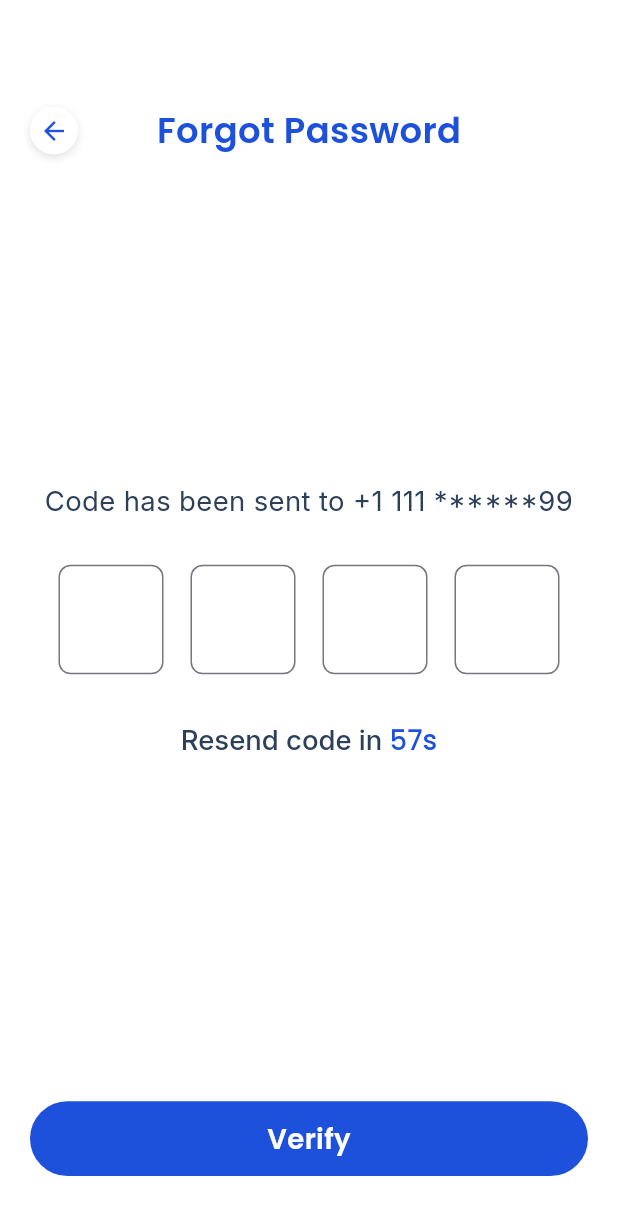
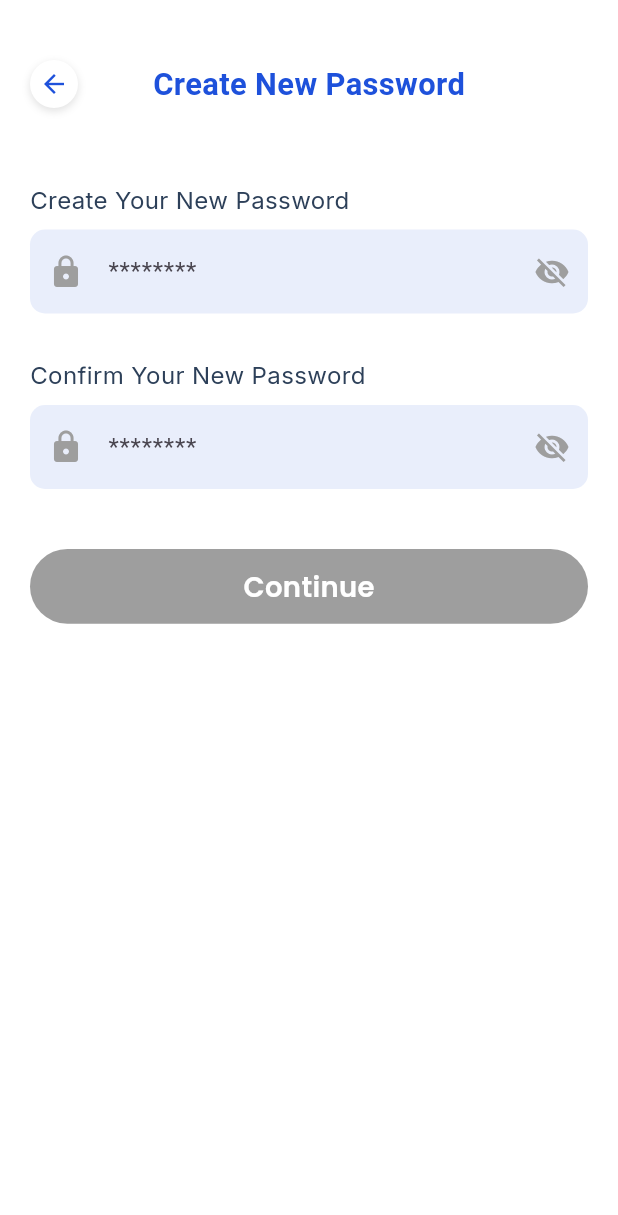
Before and after one commit to Dev-Ninjas-Backup/hollyb1213, a Flutter app: the OTPScreen screen opened by its route, after a tap on "Verify", on a phone screen of 412 x 824 dp. Shown: the top 1215 px of the screen. Run offline on Flutter 3.47's test engine with Material 3 defaults, Android fonts, the phone set to English and light mode, and no system bars; our stand-ins replace flutter_easyloading, flutter_screenutil, get, google_fonts.

Commit message:
create password screen done

```diff
--- a/lib/core/common/constants/iconpath.dart
+++ b/lib/core/common/constants/iconpath.dart
@@ -4,4 +4,5 @@ class Iconpath {
   static String google = 'assets/icons/google.png';
   static String fecebook = 'assets/icons/fecebook.png';
   static String lock = 'assets/icons/lock.png';
+  static String vector = 'assets/icons/vector.png';
 }
--- a/lib/core/common/constants/widget/custom_button.dart
+++ b/lib/core/common/constants/widget/custom_button.dart
@@ -5,25 +5,18 @@ import 'package:hollyb1213/core/common/style/global_text_style.dart';
 
 class CustomButton extends StatelessWidget {
   final String buttonText;
-  final VoidCallback onTap;
-  const CustomButton({
-    required this.buttonText,
-    required this.onTap,
-    super.key,
-  });
+  final VoidCallback? onTap;
+  const CustomButton({required this.buttonText, this.onTap, super.key});
 
   @override
   Widget build(BuildContext context) {
     return GestureDetector(
       onTap: onTap,
-
       child: Container(
         padding: EdgeInsets.symmetric(vertical: 10.h),
-
         alignment: Alignment.center,
         decoration: BoxDecoration(
-          color: Appcolor.primaryColor,
-
+          color: onTap != null ? Appcolor.primaryColor : Colors.grey,
           borderRadius: BorderRadius.circular(24.r),
         ),
         child: Text(
--- /dev/null
+++ b/lib/features/auth/create_new_password/screen/create_password_screen.dart
@@ -0,0 +1,131 @@
+import 'package:flutter/material.dart';
+import 'package:get/get.dart';
+import 'package:hollyb1213/core/common/constants/widget/custom_back_button.dart';
+import 'package:hollyb1213/core/common/constants/widget/custom_button.dart';
+import 'package:hollyb1213/core/common/style/global_text_style.dart';
+import 'package:hollyb1213/features/auth/create_new_password/controller/create_password_controller.dart';
+import 'package:hollyb1213/core/common/constants/appcolor.dart';
+
+class CreatePasswordScreen extends StatelessWidget {
+  CreatePasswordScreen({super.key});
+
+  final CreatePasswordController ctrl = Get.put(CreatePasswordController());
+
+  @override
+  Widget build(BuildContext context) {
+    final width = MediaQuery.of(context).size.width;
+
+    return Scaffold(
+      backgroundColor: Appcolor.backgroundcolor,
+      body: SafeArea(
+        child: SingleChildScrollView(
+          padding: EdgeInsets.symmetric(horizontal: 20.0, vertical: 20),
+          child: Column(
+            crossAxisAlignment: CrossAxisAlignment.start,
+            children: [
+              SizedBox(height: 20),
+              Stack(
+                alignment: Alignment.center,
+                children: [
+                  Align(
+                    alignment: Alignment.centerLeft,
+                    child: CustomBackButton(),
+                  ),
+                  Text(
+                    "Create New Password",
+                    style: TextStyle(
+                      fontSize: width * 0.05,
+                      fontWeight: FontWeight.w600,
+                      color: Appcolor.primaryColor,
+                    ),
+                  ),
+                ],
+              ),
+              SizedBox(height: 50),
+
+              // Password Field
+              Text(
+                'Create Your New Password',
+                style: getBodyTextStyle(
+                  fontSize: 14,
+                  fontWeight: FontWeight.w400,
+                ),
+              ),
+              SizedBox(height: 8),
+              Obx(
+                () => TextField(
+                  onChanged: (val) => ctrl.password.value = val,
+                  obscureText: !ctrl.isPasswordVisible.value,
+                  decoration: InputDecoration(
+                    hintText: '********',
+                    prefixIcon: Icon(Icons.lock, color: Colors.grey),
+                    suffixIcon: IconButton(
+                      icon: Icon(
+                        ctrl.isPasswordVisible.value
+                            ? Icons.visibility
+                            : Icons.visibility_off,
+                        color: Colors.grey,
+                      ),
+                      onPressed: ctrl.togglePasswordVisibility,
+                    ),
+                    filled: true,
+                    fillColor: Appcolor.appSecondaryColor,
+                    border: OutlineInputBorder(
+                      borderRadius: BorderRadius.circular(10),
+                      borderSide: BorderSide.none,
+                    ),
+                  ),
+                ),
+              ),
+              SizedBox(height: 30),
+
+              Text(
+                'Confirm Your New Password',
+                style: getBodyTextStyle(
+                  fontSize: 14,
+                  fontWeight: FontWeight.w400,
+                ),
+              ),
+              SizedBox(height: 8),
+              Obx(
+                () => TextField(
+                  onChanged: (val) => ctrl.confirmPassword.value = val,
+                  obscureText: !ctrl.isConfirmVisible.value,
+                  decoration: InputDecoration(
+                    hintText: '********',
+                    prefixIcon: Icon(Icons.lock, color: Colors.grey),
+                    suffixIcon: IconButton(
+                      icon: Icon(
+                        ctrl.isConfirmVisible.value
+                            ? Icons.visibility
+                            : Icons.visibility_off,
+                        color: Colors.grey,
+                      ),
+                      onPressed: ctrl.toggleConfirmVisibility,
+                    ),
+                    filled: true,
+                    fillColor: Appcolor.appSecondaryColor,
+                    border: OutlineInputBorder(
+                      borderRadius: BorderRadius.circular(10),
+                      borderSide: BorderSide.none,
+                    ),
+                  ),
+                ),
+              ),
+              SizedBox(height: 40),
+
+              Obx(
+                () => CustomButton(
+                  buttonText: "Continue",
+                  onTap: ctrl.isButtonEnabled.value
+                      ? () => ctrl.continueAction()
+                      : null,
+                ),
+              ),
+            ],
+          ),
+        ),
+      ),
+    );
+  }
+}
--- a/lib/features/auth/forgot_password_otp/screen/otp_screen.dart
+++ b/lib/features/auth/forgot_password_otp/screen/otp_screen.dart
@@ -5,6 +5,7 @@ import 'package:hollyb1213/core/common/constants/widget/custom_back_button.dart'
 import 'package:hollyb1213/core/common/constants/widget/custom_button.dart';
 import 'package:hollyb1213/core/common/style/global_text_style.dart';
 import 'package:hollyb1213/features/auth/forgot_password_otp/controller/otp_controller.dart';
+import 'package:hollyb1213/routes/app_route.dart';
 
 class OTPScreen extends StatelessWidget {
   OTPScreen({super.key});
@@ -150,7 +151,12 @@ class OTPScreen extends StatelessWidget {
               ),
             ),
 
-            CustomButton(buttonText: "Verify", onTap: () {}),
+            CustomButton(
+              buttonText: "Verify",
+              onTap: () {
+                Get.toNamed(AppRoute.getcreatePasswordScreen());
+              },
+            ),
             SizedBox(height: 40),
           ],
         ),
--- a/lib/routes/app_route.dart
+++ b/lib/routes/app_route.dart
@@ -1,4 +1,5 @@
 import 'package:get/get_navigation/get_navigation.dart';
+import 'package:hollyb1213/features/auth/create_new_password/screen/create_password_screen.dart';
 import 'package:hollyb1213/features/auth/forgot_password/screen/forgot_password_screen.dart';
 import 'package:hollyb1213/features/auth/forgot_password_otp/screen/otp_screen.dart';
 import 'package:hollyb1213/features/auth/login/screen/login_screen.dart';
@@ -11,12 +12,14 @@ class AppRoute {
   static String loginScreen = '/loginScreen';
   static String forgotPasswordScreen = '/forgotPasswordScreen';
   static String otpScreen = '/otpScreen';
+  static String createPasswordScreen = '/createPasswordScreen';
 
   static String getroleSelection() => roleSelectionScreen;
   static String getonboardingScreen() => onboardingScreen;
   static String getloginScreen() => loginScreen;
   static String getforgotPasswordScreen() => forgotPasswordScreen;
   static String getotpScreen() => otpScreen;
+  static String getcreatePasswordScreen() => createPasswordScreen;
 
   static List<GetPage> routes = [
     GetPage(
@@ -44,5 +47,10 @@ class AppRoute {
       page: () => OTPScreen(),
       transition: Transition.fadeIn,
     ),
+    GetPage(
+      name: createPasswordScreen,
+      page: () => CreatePasswordScreen(),
+      transition: Transition.fadeIn,
+    ),
   ];
 }
```
Also changed, not shown: lib/features/auth/create_new_password/controller/create_password_controller.dart (added, +102 -0 lines), assets/icons/vector.png (added).
